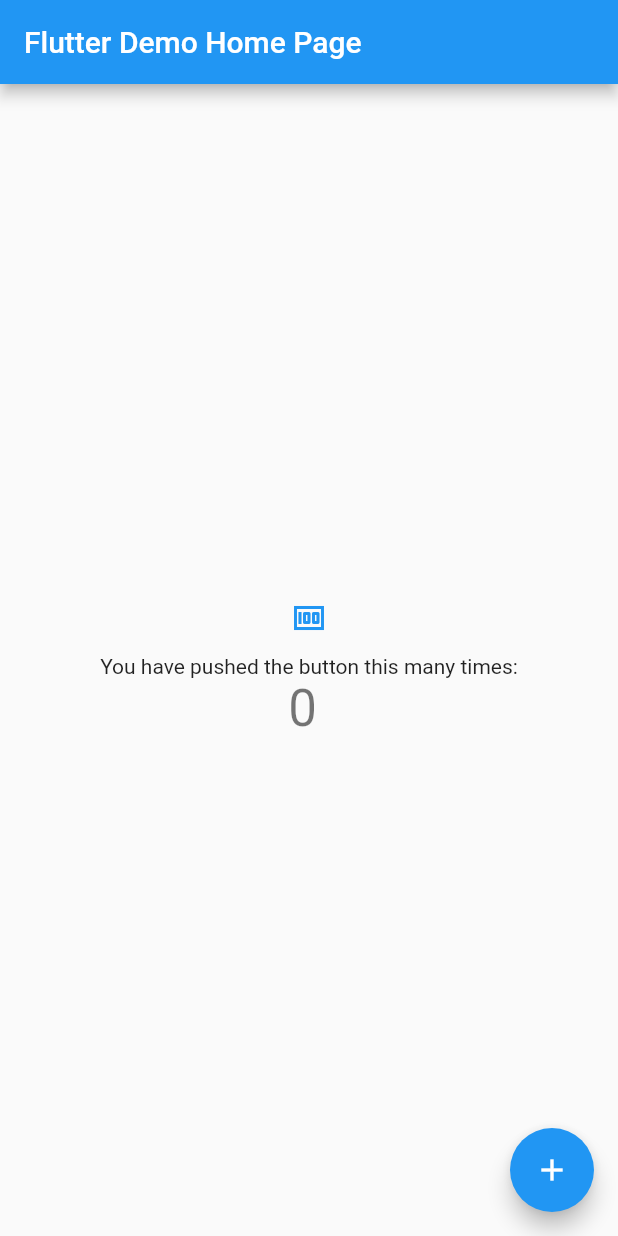
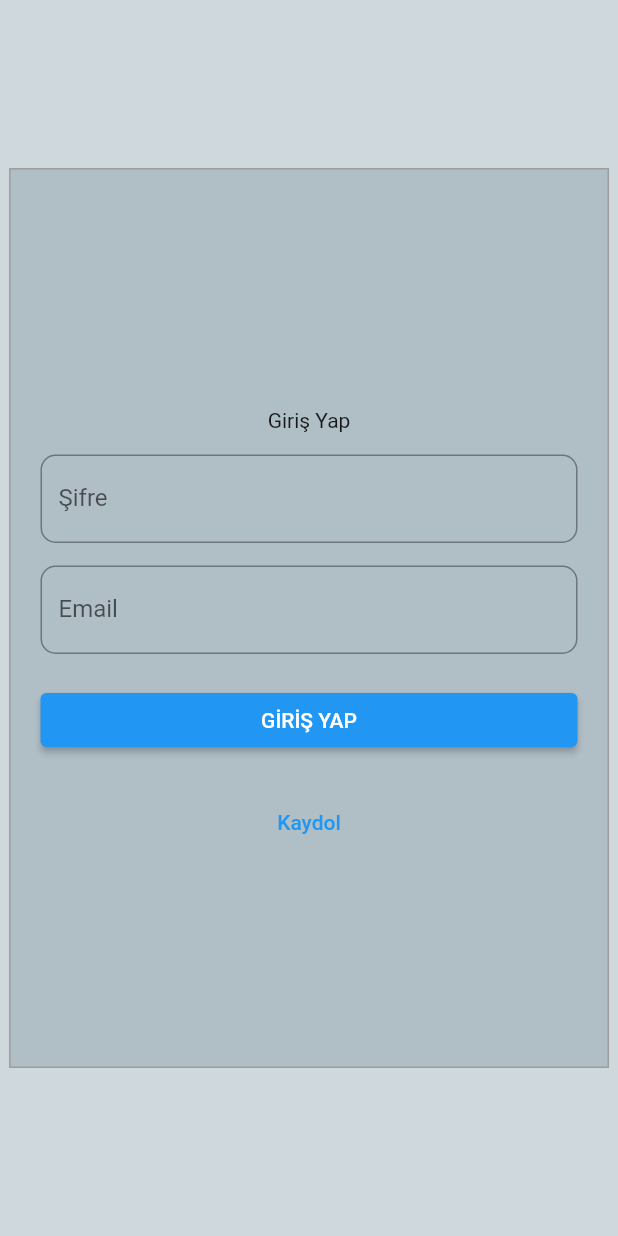
Before and after one commit to derdakaraaslan/bridge_mobile, a Flutter app: the screen it shows after launch, on a phone screen of 412 x 824 dp. Run offline on Flutter 3.47's test engine with Material 2 defaults, Android fonts, the phone set to English and light mode, and no system bars.

Commit message:
Giriş Yap ve Kaydol ekranları eklenmesine başlandı

```diff
--- /dev/null
+++ b/lib/login.dart
@@ -0,0 +1,133 @@
+import 'dart:convert';
+import 'dart:math';
+
+import 'package:flutter/material.dart';
+import 'package:http/http.dart' as http;
+import 'package:flutter/foundation.dart' show kIsWeb;
+import 'sign_up.dart';
+
+class Login extends StatefulWidget {
+  const Login({Key? key}) : super(key: key);
+
+  @override
+  State<Login> createState() => _LoginState();
+}
+
+class _LoginState extends State<Login> {
+  final _formKey = GlobalKey<FormState>();
+  final _mailController = TextEditingController();
+  final _passwordController = TextEditingController();
+
+  @override
+  Widget build(BuildContext context) {
+    return Scaffold(
+      backgroundColor: Colors.blueGrey[100],
+      body: Center(
+        child: Row(
+          mainAxisAlignment: MainAxisAlignment.center,
+          children: [
+            if (MediaQuery.of(context).size.width > 1200)
+              Container(
+                width: 600,
+                height: 600,
+                decoration: BoxDecoration(
+                    color: Colors.blueGrey[200],
+                    border: Border.all(color: Colors.grey)),
+                padding:
+                    const EdgeInsets.symmetric(horizontal: 20, vertical: 35),
+                child: Column(
+                  mainAxisAlignment: MainAxisAlignment.center,
+                  children: [
+                    Container(
+                        padding: const EdgeInsets.symmetric(
+                            horizontal: 20, vertical: 35),
+                        child: const Text(
+                            "Lorem ipsum dolor sit amet, consectetur adipiscing elit, sed do eiusmod tempor incididunt ut labore et dolore magna aliqua. Iaculis urna id volutpat lacus laoreet non curabitur. Sit amet cursus sit amet. Sed blandit libero volutpat sed cras ornare arcu dui vivamus. Id consectetur purus ut faucibus pulvinar elementum integer enim neque. Aliquet eget sit amet tellus cras adipiscing enim eu turpis. Massa tincidunt nunc pulvinar sapien et ligula ullamcorper. Urna id volutpat lacus laoreet non curabitur gravida arcu. Et molestie ac feugiat sed lectus vestibulum mattis. Sapien nec sagittis aliquam malesuada bibendum arcu vitae. Ipsum faucibus vitae aliquet nec ullamcorper sit amet risus. Phasellus egestas tellus rutrum tellus pellentesque eu tincidunt tortor aliquam. Donec pretium vulputate sapien nec sagittis aliquam malesuada bibendum arcu. Consequat mauris nunc congue nisi vitae suscipit tellus. Feugiat nisl pretium fusce id velit. Felis donec et odio pellentesque diam volutpat commodo sed. Et magnis dis parturient montes nascetur ridiculus mus mauris vitae. Id neque aliquam vestibulum morbi blandit cursus. Nisi lacus sed viverra tellus in. Sollicitudin ac orci phasellus egestas tellus rutrum tellus pellentesque eu.")),
+                  ],
+                ),
+              ),
+            Container(
+              width: 400,
+              height: 600,
+              decoration: BoxDecoration(
+                color: Colors.blueGrey[200],
+                border: Border.all(color: Colors.grey),
+              ),
+              padding: const EdgeInsets.symmetric(horizontal: 20, vertical: 35),
+              child: Column(
+                mainAxisAlignment: MainAxisAlignment.center,
+                children: [
+                  const SizedBox(height: 20),
+                  Column(
+                    crossAxisAlignment: CrossAxisAlignment.center,
+                    children: [
+                      const Text(
+                        'Giriş Yap',
+                      ),
+                      const SizedBox(height: 15),
+                      Form(
+                        key: _formKey,
+                        child: Column(
+                          children: [
+                            TextFormField(
+                              controller: _mailController,
+                              decoration: InputDecoration(
+                                labelText: "Şifre",
+                                fillColor: Colors.white,
+                                border: OutlineInputBorder(
+                                  borderRadius: BorderRadius.circular(10),
+                                ),
+                              ),
+                            ),
+                            const SizedBox(height: 15),
+                            TextFormField(
+                              onFieldSubmitted: (_) => _onLoginButtonPressed(),
+                              controller: _passwordController,
+                              decoration: InputDecoration(
+                                labelText: "Email",
+                                fillColor: Colors.white,
+                                border: OutlineInputBorder(
+                                  borderRadius: BorderRadius.circular(10),
+                                ),
+                              ),
+                            )
+                          ],
+                        ),
+                      ),
+                      const SizedBox(height: 20),
+                      SizedBox(
+                        width: double.infinity,
+                        child: ElevatedButton(
+                          onPressed: _onLoginButtonPressed,
+                          child: Text("GİRİŞ YAP"),
+                        ),
+                      ),
+                      const SizedBox(height: 20),
+                      TextButton(
+                        child: Text("Kaydol"),
+                        onPressed: _onSignUpPressed,
+                      ),
+                    ],
+                  ),
+                ],
+              ),
+            ),
+          ],
+        ),
+      ),
+    );
+  }
+
+  _onSignUpPressed() {
+    Navigator.push(
+      context,
+      MaterialPageRoute(builder: (context) => const SignUp()),
+    );
+  }
+
+  _onLoginButtonPressed() async {
+    if (!(_formKey.currentState?.validate() ?? false)) {
+      return;
+    }
+  }
+}
--- a/lib/main.dart
+++ b/lib/main.dart
@@ -1,89 +1,33 @@
+//ignore_for_file: prefer-match-file-name
+import 'dart:async';
+
 import 'package:flutter/material.dart';
-import "package:http/http.dart" as http;
+import 'package:flutter/foundation.dart' show kIsWeb, kDebugMode;
+import 'login.dart';
 
-void main() {
-  runApp(const MyApp());
+void main() async {
+  runApp(const BridgeApp());
 }
 
-class MyApp extends StatelessWidget {
-  const MyApp({super.key});
+class BridgeApp extends StatefulWidget {
+  const BridgeApp({Key? key}) : super(key: key);
 
+  @override
+  State<BridgeApp> createState() => BridgeAppState();
+}
+
+class BridgeAppState extends State<BridgeApp> {
+  // This widget is the root of your application.
+  bool _isLoading = false;
 
   @override
   Widget build(BuildContext context) {
     return MaterialApp(
       title: 'Flutter Demo',
       theme: ThemeData(
-
-          ),
-      home: const MyHomePage(title: 'Flutter Demo Home Page'),
+        primarySwatch: Colors.blue,
+      ),
+      home: Login(),
     );
   }
 }
-
-class MyHomePage extends StatefulWidget {
-  const MyHomePage({super.key, required this.title});
-
-
-
-  final String title;
-
-  @override
-  State<MyHomePage> createState() => _MyHomePageState();
-}
-
-class _MyHomePageState extends State<MyHomePage> {
-  int _counter = 0;
-  String basarili = "";
-  int? ummu;
-
-  void _incrementCounter() {
-    setState(() {
-      _counter++;
-    });
-  }
-
-  void _onMoneyButtonPressed() {
-    final url = "http://127.0.0.1:8000/derda/";
-    http.get(Uri.parse(url)).then((response) {
-      if (response.statusCode == 200) {
-        basarili = "İşlem başarılı";
-      }
-      _deneme(ummu ?? 20);
-    });
-  }
-
-  void _deneme(int x) {}
-
-  @override
-  Widget build(BuildContext context) {
-    return Scaffold(
-      appBar: AppBar(
-        title: Text(widget.title),
-      ),
-      body: Center(
-        child: Column(
-          mainAxisAlignment: MainAxisAlignment.center,
-          children: <Widget>[
-            TextButton(
-              onPressed: _onMoneyButtonPressed,
-              child: const Icon(Icons.money),
-            ),
-            const Text(
-              'You have pushed the button this many times:',
-            ),
-            Text(
-              '$_counter $basarili',
-              style: Theme.of(context).textTheme.headline4,
-            ),
-          ],
-        ),
-      ),
-      floatingActionButton: FloatingActionButton(
-        onPressed: _incrementCounter,
-        tooltip: 'Increment',
-        child: const Icon(Icons.add),
-      ),
-    );
-  }
-}
--- a/pubspec.yaml
+++ b/pubspec.yaml
@@ -31,7 +31,7 @@ environment:
 dependencies:
   flutter:
     sdk: flutter
-  http: ^0.13.4
+  http: ^0.13.5
 
 
   # The following adds the Cupertino Icons font to your application.
```
Also changed, not shown: lib/sign_up.dart (added, +163 -0 lines), 1 other file.
